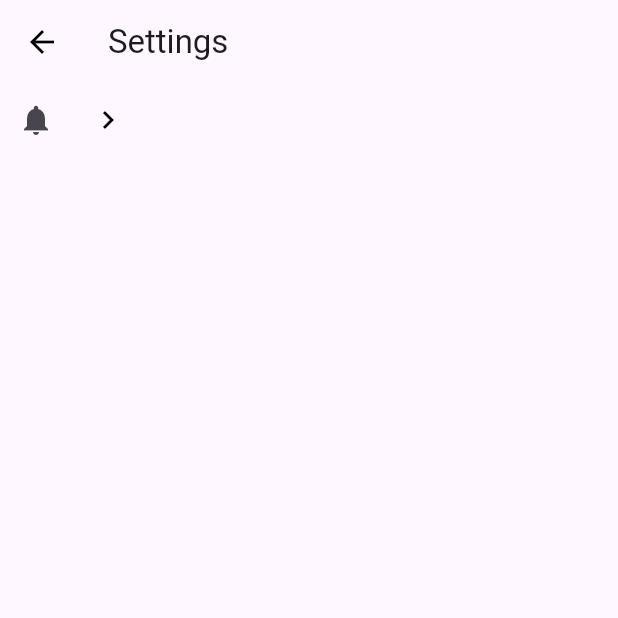
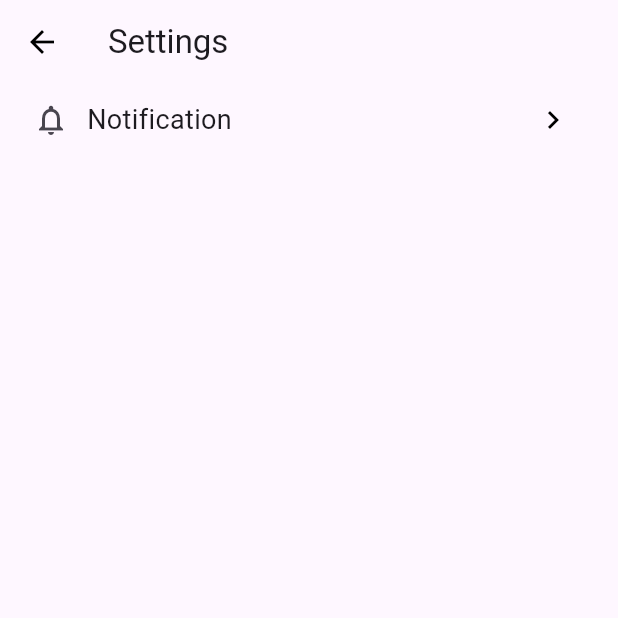
Before and after one commit to eziraa/technews, a Flutter app: the Settings screen opened by its route, on a phone screen of 412 x 824 dp, the top half of it. Run offline on Flutter 3.47's test engine with Material 3 defaults, Android fonts, the phone set to English and light mode, and no system bars.

Commit message:
created a custom _getRow widget

```diff
--- a/lib/settings.dart
+++ b/lib/settings.dart
@@ -27,30 +27,46 @@ class __SettingsState extends State<Settings> {
         ),
       ),
       body: Column(
+        children: [_getRow(icon1: Icons.notifications_outlined, text: 'Notification', icon2: Icons.chevron_right )],
+      ),
+    );
+  }
+
+Widget _getRow({required IconData icon1, required String text, required IconData icon2}) {
+    return Row(
       children: [
-          Row(
-            children: [
-              IconButton(
-                icon: const Icon(
-                  Icons.notifications,
+        const Divider(
+          thickness: 10,
+          color: Colors.black,
+        ),
+        Padding(
+          padding: const EdgeInsets.only(left: 10),
+          child: IconButton(
+            icon: Icon(
+              icon1,
             ),
             onPressed: () {
               Navigator.pop(context);
             },
           ),
-              IconButton(
-                icon: const Icon(
-                  Icons.chevron_right,
+        ),
+        Text(
+          text,
+          style: TextStyle(fontSize: 18),
+        ),
+        Padding(
+          padding: const EdgeInsets.only(left: 190),
+          child: IconButton(
+            icon: Icon(
+              icon2,
               color: Colors.black,
             ),
             onPressed: () {
               Navigator.pop(context);
             },
           ),
+        ),
       ],
-          )
-        ],
-      ),
     );
   }
 }
```
Lines whose indentation alone changed are shown as unchanged.
